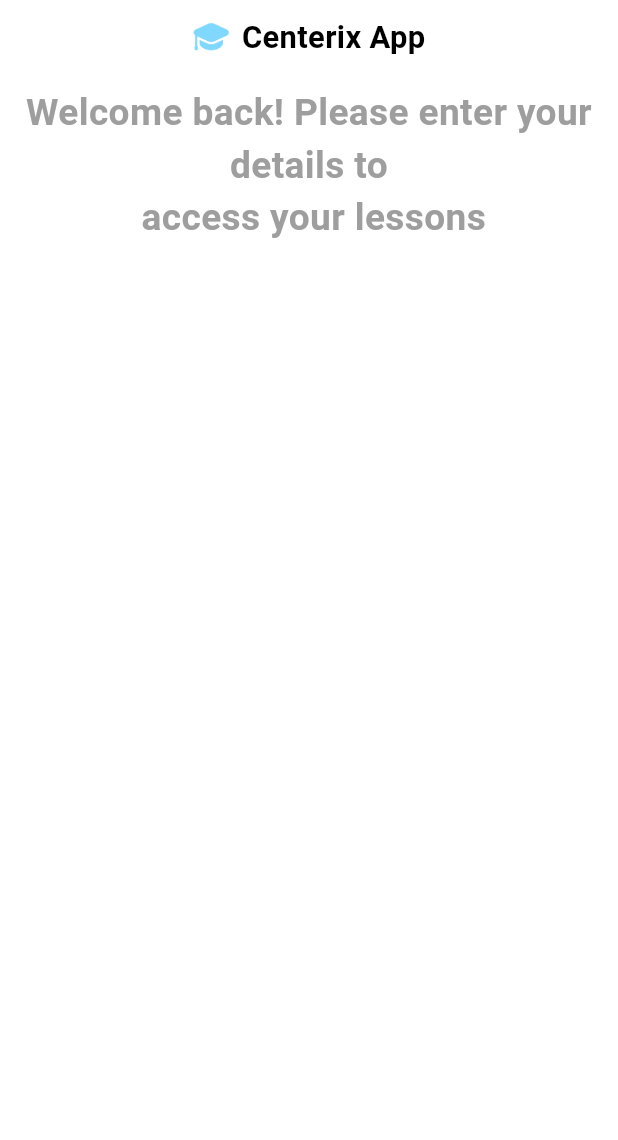
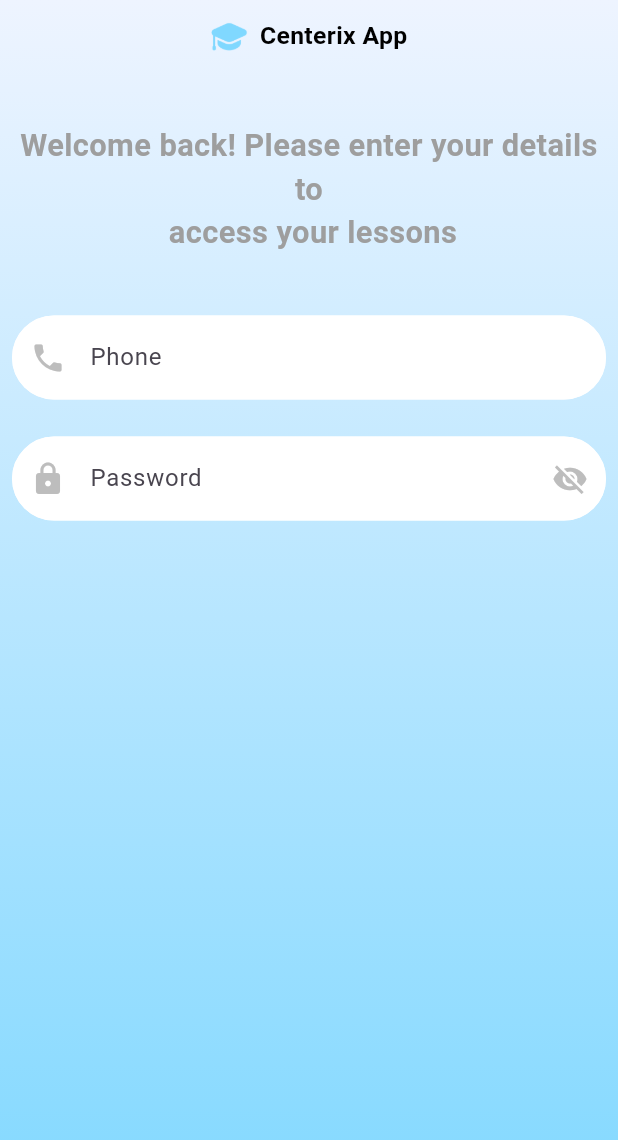
Before and after one commit to kareemToson/center, a Flutter app: the screen it shows after launch, on a phone screen of 412 x 824 dp. Shown: the top 1140 px of the screen. Run offline on Flutter 3.47's test engine with Material 3 defaults, Android fonts, the phone set to English and light mode, and no system bars; our stand-ins replace flutter_localization.

Commit message:
feat(auth): add phone and password input fields to sign-in screen
- Convert SignInScreen to StatefulWidget to manage text controllers
- Add TextEditingController for phone and password fields with proper lifecycle
- Introduce AppInputField widgets for phone and password inputs using localization strings
- Update sign-in screen background to gradient with primary color
- Enhance layout spacing around input fields and header
- Add phone and password strings to localization files and AppLocale class
- Fix typo and adjust font sizes in StylessManager and apply in header widget
- Add greyWithOpacityColor constant to ColorsManager

```diff
--- a/lib/core/localization/app_locale.dart
+++ b/lib/core/localization/app_locale.dart
@@ -18,6 +18,10 @@ class AppLocale {
   static const String welcomeCenterix = 'welcome_centerix';
   static const String welcomeBackDetails = 'welcome_back_details';
 
+  // Input field related strings
+  static const String phone = 'phone';
+  static const String password = 'password';
+
   static Future<Map<String, dynamic>> loadLocale(String localeCode) async {
     String jsonString = await rootBundle.loadString(
       'lib/core/localization/$localeCode.json',
--- a/lib/core/localization/ar.json
+++ b/lib/core/localization/ar.json
@@ -8,5 +8,7 @@
   "academic": "الأكاديمي",
   "potential": "إمكانياتك",
   "welcome_centerix": " سنتريكس يرحب بكم",
-  "welcome_back_details": "مرحباً بعودتك! يرجى إدخال تفاصيلك للوصول إلى دروسك"
+  "welcome_back_details": "مرحباً بعودتك! يرجى إدخال تفاصيلك للوصول إلى دروسك",
+  "phone": "الهاتف",
+  "password": "كلمة المرور"
 }
--- a/lib/core/localization/en.json
+++ b/lib/core/localization/en.json
@@ -8,5 +8,7 @@
   "academic": "academic",
   "potential": "potential",
   "welcome_centerix": "Centerix Welcomes You",
-  "welcome_back_details": "Welcome back! Please enter your details to \n access your lessons"
+  "welcome_back_details": "Welcome back! Please enter your details to \n access your lessons",
+  "phone": "Phone",
+  "password": "Password"
 }
--- a/lib/core/styles/colors_manager.dart
+++ b/lib/core/styles/colors_manager.dart
@@ -2,4 +2,5 @@ import 'package:flutter/material.dart';
 
 class ColorsManager {
   static const Color primaryColor = Color(0xFF80D8FF);
+  static Color greyWithOpacityColor = Colors.grey.shade400;
 }
--- a/lib/core/styles/styels_manager.dart
+++ b/lib/core/styles/styels_manager.dart
@@ -4,9 +4,9 @@ import '../extensions/responsive.dart';
 
 class StylessManager {
   // Responsive text style methods that require BuildContext
-  static TextStyle blackFont5(BuildContext context) => TextStyle(
+  static TextStyle blackFont20(BuildContext context) => TextStyle(
     fontSize: context.widthPercent(
-      5.0,
+      4.0,
     ), // Approximately 20px on a 500px wide screen
     color: Colors.black,
     fontWeight: FontWeight.w600,
@@ -31,7 +31,7 @@ class StylessManager {
 
   static TextStyle welcomeTextStyle(BuildContext context) => TextStyle(
     fontSize: context.widthPercent(
-      6.0,
+      5.0,
     ), // Approximately 25px on a 500px wide screen
     fontWeight: FontWeight.w600,
     color: Colors.grey,
--- a/lib/core/widgets/header_widget.dart
+++ b/lib/core/widgets/header_widget.dart
@@ -23,7 +23,7 @@ class Header extends StatelessWidget {
         const SizedBox(width: 8),
         Text(
           AppLocale.title.getString(context),
-          style: StylessManager.blackFont5(context),
+          style: StylessManager.blackFont20(context),
         ),
       ],
     );
--- a/lib/features/auth/sign-in/sign_in_screen.dart
+++ b/lib/features/auth/sign-in/sign_in_screen.dart
@@ -1,29 +1,78 @@
 import 'package:center/core/extensions/responsive.dart';
+import 'package:center/core/localization/app_locale.dart';
 import 'package:center/core/styles/colors_manager.dart';
 import 'package:center/core/widgets/header_widget.dart';
+import 'package:center/features/auth/widgets/input_field.dart';
 
 import 'package:flutter/material.dart';
+import 'package:flutter_localization/flutter_localization.dart';
 
 import '../widgets/welcome_text_widget.dart';
 
-class SignInScreen extends StatelessWidget {
+class SignInScreen extends StatefulWidget {
   const SignInScreen({super.key});
+
+  @override
+  State<SignInScreen> createState() => _SignInScreenState();
+}
+
+class _SignInScreenState extends State<SignInScreen> {
+  late TextEditingController phoneController;
+  late TextEditingController passwordController;
+  @override
+  void initState() {
+    phoneController = TextEditingController();
+    passwordController = TextEditingController();
+    super.initState();
+  }
+
+  @override
+  void dispose() {
+    phoneController.dispose();
+    passwordController.dispose();
+    super.dispose();
+  }
 
   @override
   Widget build(BuildContext context) {
     return Scaffold(
-      backgroundColor: Colors.white,
-      body: SafeArea(
+      backgroundColor: Colors.transparent,
+      body: Container(
+        height: double.infinity,
+        decoration: const BoxDecoration(
+          gradient: LinearGradient(
+            begin: Alignment.topCenter,
+            end: Alignment.bottomCenter,
+            colors: [Color(0xFFEEF4FF), ColorsManager.primaryColor],
+          ),
+        ),
+        child: SafeArea(
           child: SingleChildScrollView(
             child: Padding(
               padding: const EdgeInsets.all(8.0),
               child: Column(
                 children: [
-                //header
+                  // header
                   Header(),
-                SizedBox(height: context.heightPercent(2)),
+                  SizedBox(height: context.heightPercent(5)),
                   const WelcomeTextWidget(),
+                  SizedBox(height: context.heightPercent(5)),
+                  // phone filed
+                  AppInputField(
+                    hint: AppLocale.phone.getString(context),
+                    prefixIcon: Icons.phone,
+                    controller: phoneController,
+                  ),
+                  SizedBox(height: context.heightPercent(3)),
+                  // password filed
+                  AppInputField(
+                    hint: AppLocale.password.getString(context),
+                    prefixIcon: Icons.lock,
+                    controller: passwordController,
+                    isPassword: true,
+                  ),
                 ],
+              ),
             ),
           ),
         ),
--- /dev/null
+++ b/lib/features/auth/widgets/input_field.dart
@@ -0,0 +1,81 @@
+import 'package:center/core/styles/colors_manager.dart';
+import 'package:flutter/material.dart';
+
+class AppInputField extends StatefulWidget {
+  final String hint;
+  final IconData prefixIcon;
+  final TextEditingController? controller;
+  final bool isPassword;
+  final TextInputType keyboardType;
+
+  const AppInputField({
+    super.key,
+    required this.hint,
+    required this.prefixIcon,
+    this.controller,
+    this.isPassword = false,
+    this.keyboardType = TextInputType.text,
+  });
+
+  @override
+  State<AppInputField> createState() => _AppInputFieldState();
+}
+
+class _AppInputFieldState extends State<AppInputField> {
+  late bool _obscureText;
+
+  @override
+  void initState() {
+    super.initState();
+    _obscureText = widget.isPassword;
+  }
+
+  @override
+  Widget build(BuildContext context) {
+    return TextField(
+      controller: widget.controller,
+      keyboardType: widget.keyboardType,
+      obscureText: widget.isPassword ? _obscureText : false,
+      decoration: InputDecoration(
+        hintText: widget.hint,
+        prefixIcon: Icon(
+          widget.prefixIcon,
+          color: ColorsManager.greyWithOpacityColor,
+        ),
+        suffixIcon: widget.isPassword
+            ? IconButton(
+                icon: Icon(
+                  _obscureText ? Icons.visibility_off : Icons.visibility,
+                  color: ColorsManager.greyWithOpacityColor,
+                ),
+                onPressed: () {
+                  setState(() {
+                    _obscureText = !_obscureText;
+                  });
+                },
+              )
+            : null,
+        filled: true,
+        fillColor: Colors.white,
+
+        contentPadding: const EdgeInsets.symmetric(
+          vertical: 16,
+          horizontal: 20,
+        ),
+        enabledBorder: OutlineInputBorder(
+          borderRadius: BorderRadius.circular(30),
+
+          borderSide: BorderSide(color: Colors.white, width: 1.5),
+        ),
+        focusedBorder: OutlineInputBorder(
+          borderRadius: BorderRadius.circular(30),
+
+          borderSide: BorderSide(
+            color: ColorsManager.greyWithOpacityColor,
+            width: 1.5,
+          ),
+        ),
+      ),
+    );
+  }
+}
--- a/lib/main.dart
+++ b/lib/main.dart
@@ -13,8 +13,6 @@ Future<void> main() async {
     mapLocales: [
       MapLocale('en', await AppLocale.loadLocale('en')),
       MapLocale('ar', await AppLocale.loadLocale('ar')),
-      MapLocale('es', await AppLocale.loadLocale('es')),
-      MapLocale('fr', await AppLocale.loadLocale('fr')),
     ],
     initLanguageCode: 'en',
   );
```
Lines whose indentation alone changed are shown as unchanged.
